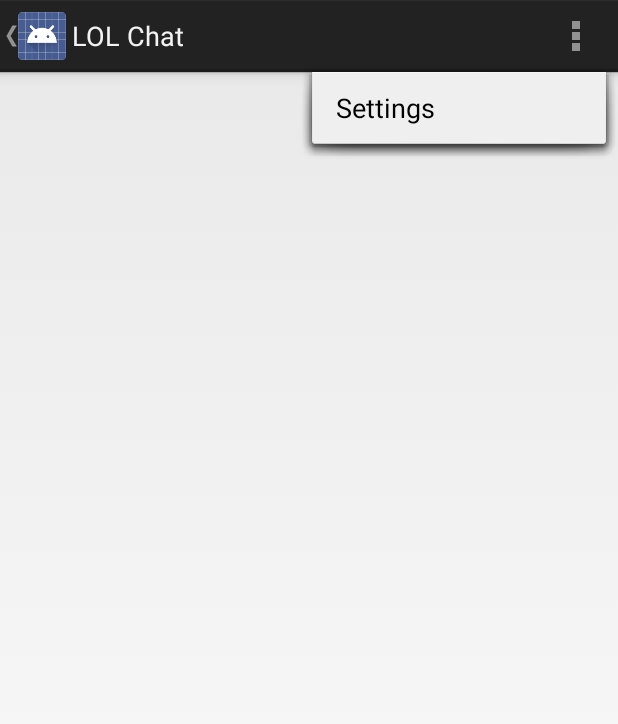
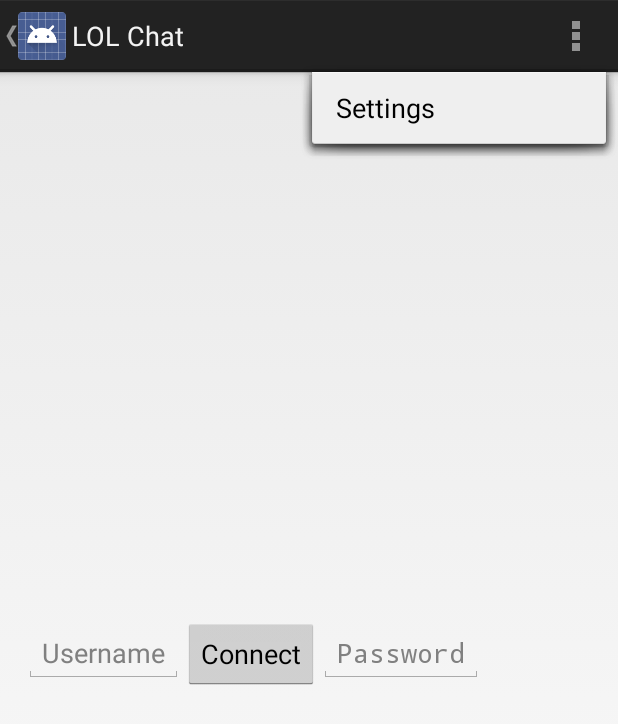
Before and after one commit to foxlet/LOL-Chat, an Android app: the screen it shows after launch (LOLChatMain), with the options menu open, on a phone screen of 412 x 824 dp. Shown: the top 724 px of the screen. Run offline under Robolectric (Android 15) with nearby library versions, the phone set to English and light mode, and no system bars; libraries missing offline, so code that uses them is left out: org.jivesoftware.smack; 2 statements that could not run were skipped.

```diff
--- a/app/build.gradle
+++ b/app/build.gradle
@@ -18,10 +18,15 @@ android {
         }
     }
 }
-
+repositories {
+    mavenCentral()
+}
 dependencies {
     compile fileTree(dir: 'libs', include: ['*.jar'])
     // You must install or update the Support Repository through the SDK manager to use this dependency.
     compile 'com.android.support:support-v4:19.+'
-    compile files('build/libs/asmack-android-8-4.0.3.jar')
+    compile files('libs/asmack-android-8-4.0.3.jar')
+    compile 'com.google.code.gson:gson:2.2.4'
+    compile 'org.jdom:jdom2:2.0.5'
+    compile 'xmlunit:xmlunit:1.5'
 }
--- a/app/src/main/AndroidManifest.xml
+++ b/app/src/main/AndroidManifest.xml
@@ -1,7 +1,7 @@
 <?xml version="1.0" encoding="utf-8"?>
 <manifest xmlns:android="http://schemas.android.com/apk/res/android"
     package="com.tesfaye.lolchat" >
-
+    <uses-permission android:name="android.permission.INTERNET" />
     <application
         android:allowBackup="true"
         android:icon="@drawable/ic_launcher"
--- a/app/src/main/java/com/tesfaye/lolchat/LOLChatMain.java
+++ b/app/src/main/java/com/tesfaye/lolchat/LOLChatMain.java
@@ -3,36 +3,25 @@ package com.tesfaye.lolchat;
 import android.app.Activity;
 
 import android.app.ActionBar;
-import android.app.AlertDialog;
 import android.app.Fragment;
 import android.app.FragmentManager;
-import android.content.Context;
-import android.content.DialogInterface;
-import android.os.Build;
 import android.os.Bundle;
-import android.os.Message;
-import android.text.Editable;
-import android.view.Gravity;
 import android.view.LayoutInflater;
 import android.view.Menu;
 import android.view.MenuItem;
 import android.view.View;
 import android.view.ViewGroup;
 import android.support.v4.widget.DrawerLayout;
-import android.widget.ArrayAdapter;
 import android.widget.Button;
 import android.widget.EditText;
-import android.widget.TextView;
 
 import org.jivesoftware.smack.Chat;
 import org.jivesoftware.smack.ChatManager;
 import org.jivesoftware.smack.ConnectionConfiguration;
 import org.jivesoftware.smack.MessageListener;
 import org.jivesoftware.smack.Roster;
-import org.jivesoftware.smack.SASLAuthentication;
 import org.jivesoftware.smack.SmackException;
 import org.jivesoftware.smack.XMPPException;
-import org.jivesoftware.smack.sasl.SASLErrorException;
 import org.jivesoftware.smack.tcp.XMPPTCPConnection;
 
 import javax.net.ssl.SSLSocketFactory;
@@ -172,7 +161,7 @@ public class LOLChatMain extends Activity
                                 System.out.println(connection.isConnected());
                                 System.out.println(connection.isAuthenticated());
                                 Chat chat = ChatManager.getInstanceFor(connection)
-                                        .createChat("Dodge That Q", new MessageListener() {
+                                        .createChat("Dodge That Q@pvp.net", new MessageListener() {
                                             @Override
                                             public void processMessage(Chat chat, org.jivesoftware.smack.packet.Message message) {
                                                 System.out.println("Received message: " + message);
--- a/app/src/main/res/layout/fragment_lolchat_main.xml
+++ b/app/src/main/res/layout/fragment_lolchat_main.xml
@@ -1,4 +1,4 @@
-<RelativeLayout xmlns:android="http://schemas.android.com/apk/res/android"
+<LinearLayout xmlns:android="http://schemas.android.com/apk/res/android"
     xmlns:tools="http://schemas.android.com/tools"
     android:layout_width="match_parent"
     android:layout_height="match_parent"
@@ -8,9 +8,26 @@
     android:paddingBottom="@dimen/activity_vertical_margin"
     tools:context=".LOLChatMain$PlaceholderFragment">
 
-    <TextView
+    <EditText
         android:id="@+id/section_label"
         android:layout_width="wrap_content"
-        android:layout_height="wrap_content" />
+        android:hint="Username"
+        android:layout_height="wrap_content"
+        android:layout_gravity="center_vertical" />
 
-</RelativeLayout>
+    <Button
+        android:layout_width="wrap_content"
+        android:layout_height="wrap_content"
+        android:text="Connect"
+        android:id="@+id/button"
+        android:layout_gravity="center_vertical" />
+
+    <EditText
+        android:id="@+id/section_label1"
+        android:layout_width="wrap_content"
+        android:inputType="textPassword"
+        android:hint="Password"
+        android:layout_height="wrap_content"
+        android:layout_gravity="center_vertical" />
+
+</LinearLayout>
```
Also changed, not shown: 2 other files.
